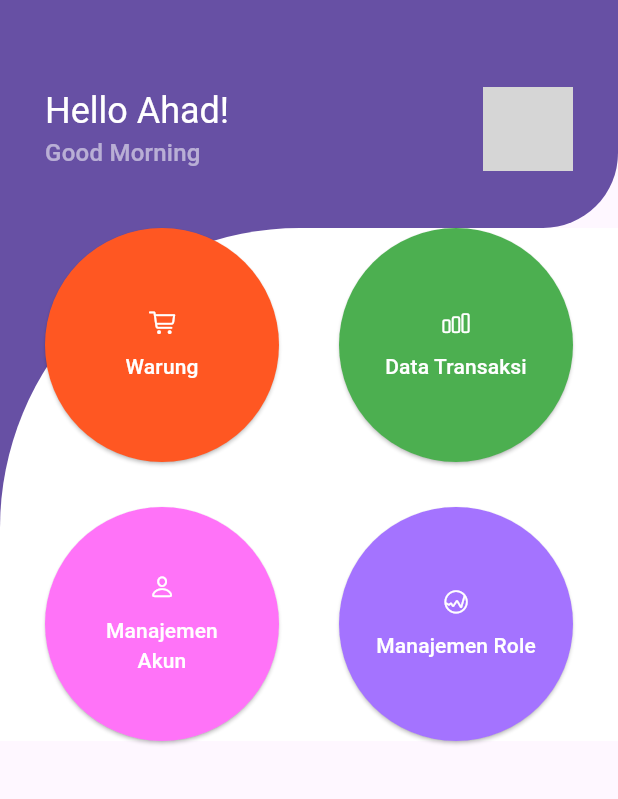
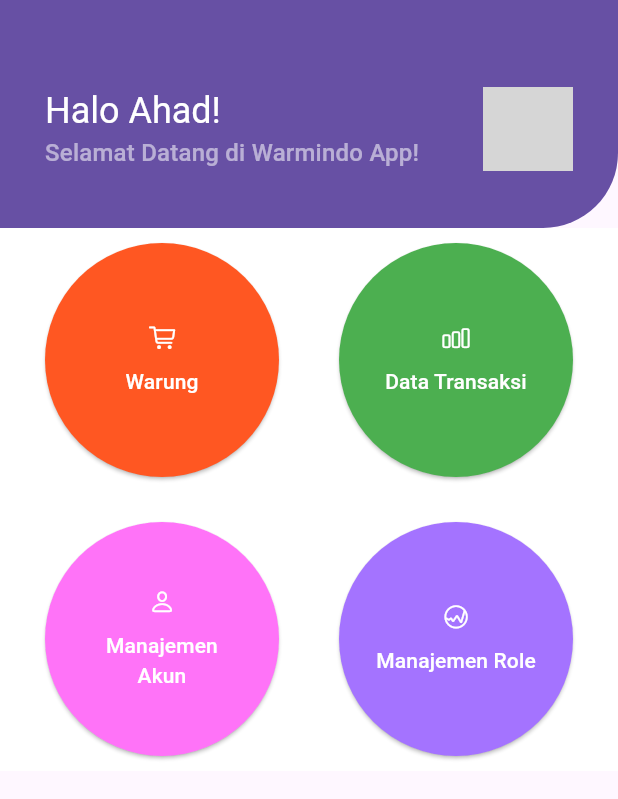
Before and after one commit to ProjectMatkul/frontend, a Flutter app: the DashboardPage screen opened directly with empty values, on a phone screen of 412 x 824 dp. Shown: the top 799 px of the screen. Run offline on Flutter 3.47's test engine with Material 3 defaults, Android fonts, the phone set to English and light mode, and no system bars; grey boxes are pictures that could not be loaded.

Commit message:
dart update

```diff
--- a/lib/pages/dashboard_page.dart
+++ b/lib/pages/dashboard_page.dart
@@ -54,12 +54,12 @@ class _DashboardPageState extends State<DashboardPage> {
                 const SizedBox(height: 50),
                 ListTile(
                   contentPadding: const EdgeInsets.symmetric(horizontal: 30),
-                  title: Text('Hello Ahad!',
+                  title: Text('Halo Ahad!',
                       style: Theme.of(context)
                           .textTheme
                           .headlineSmall
                           ?.copyWith(color: Colors.white)),
-                  subtitle: Text('Good Morning',
+                  subtitle: Text('Selamat Datang di Warmindo App!',
                       style: Theme.of(context)
                           .textTheme
                           .titleMedium
@@ -73,13 +73,14 @@ class _DashboardPageState extends State<DashboardPage> {
               ],
             ),
           ),
+          Column(
+            crossAxisAlignment: CrossAxisAlignment.start,
+            children: [
               Container(
-            color: Theme.of(context).primaryColor,
-            child: Container(
-              padding: const EdgeInsets.symmetric(horizontal: 30),
+                padding:
+                    const EdgeInsets.symmetric(horizontal: 30, vertical: 10),
                 decoration: const BoxDecoration(
                   color: Colors.white,
-                borderRadius: BorderRadius.only(topLeft: Radius.circular(200)),
                 ),
                 child: GridView.count(
                   shrinkWrap: true,
@@ -185,6 +186,7 @@ class _DashboardPageState extends State<DashboardPage> {
                   ],
                 ),
               ),
+            ],
           ),
           const SizedBox(height: 20)
         ],
--- a/lib/pages/form_page.dart
+++ b/lib/pages/form_page.dart
@@ -20,7 +20,7 @@ class _FormPageState extends State<FormPage> {
   TextEditingController fotoController = TextEditingController();
 
   Future<void> tambahPengguna() async {
-    final url = Uri.parse('http://localhost:3000/api/pemilik/addPengguna');
+    final url = Uri.parse('http://10.0.2.2:3000/api/pemilik/addPengguna');
 
     try {
       final response = await http.post(
--- a/lib/pages/form_role.dart
+++ b/lib/pages/form_role.dart
@@ -17,7 +17,7 @@ class _FormRolePageState extends State<FormRolePage> {
   TextEditingController roleController = TextEditingController();
 
   Future<void> addRole() async {
-    final url = Uri.parse('http://localhost:3000/api/pemilik/addRole');
+    final url = Uri.parse('http://10.0.2.2:3000/api/pemilik/addRole');
 
     try {
       final response = await http.post(
--- a/lib/pages/login_page.dart
+++ b/lib/pages/login_page.dart
@@ -13,7 +13,7 @@ class LoginPage extends StatefulWidget {
 
 Future<void> loginUser(
     String email, String password, BuildContext context) async {
-  final url = Uri.parse('http://localhost:3000/api/auth/login');
+  final url = Uri.parse('http://10.0.2.2:3000/api/auth/login');
 
   try {
     final response = await http.post(
@@ -101,6 +101,7 @@ class _LoginPageState extends State<LoginPage> {
               topRight: Radius.circular(30),
             ),
           ),
+          margin: EdgeInsets.zero,
           child: Padding(
             padding: const EdgeInsets.all(32.0),
             child: _buildForm(),
--- a/lib/pages/update_role.dart
+++ b/lib/pages/update_role.dart
@@ -18,7 +18,7 @@ class _UpdateRolePageState extends State<UpdateRolePage> {
   TextEditingController roleController = TextEditingController();
 
   Future<void> editRole() async {
-    final url = Uri.parse('http://localhost:3000/api/pemilik/editRole');
+    final url = Uri.parse('http://10.0.2.2:3000/api/pemilik/editRole');
 
     try {
       final response = await http.put(
```
Also changed, not shown: lib/pages/pengguna_page.dart (+22 -3 lines), lib/pages/role_page.dart (+13 -2 lines). Lines whose indentation alone changed are shown as unchanged.
